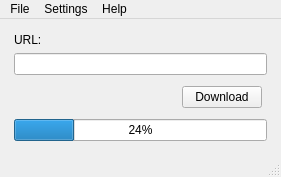
Jared-Gross/Spotify-Downloader, file UI/mainwindo.ui: the form before one commit.
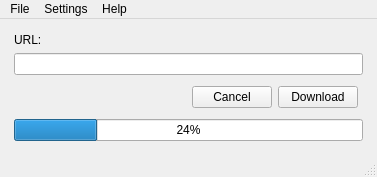
The form after the commit.

Commit message: added cancel button

The edit to the form file:
```diff
--- a/UI/mainwindo.ui
+++ b/UI/mainwindo.ui
@@ -6,7 +6,7 @@
    <rect>
     <x>0</x>
     <y>0</y>
-    <width>281</width>
+    <width>377</width>
     <height>131</height>
    </rect>
   </property>
@@ -103,6 +103,13 @@
           </property>
          </spacer>
         </item>
+        <item>
+         <widget class="QPushButton" name="btnCancel">
+          <property name="text">
+           <string>Cancel</string>
+          </property>
+         </widget>
+        </item>
         <item>
          <widget class="QPushButton" name="btnDownload">
           <property name="maximumSize">
@@ -134,7 +141,7 @@
     <rect>
      <x>0</x>
      <y>0</y>
-     <width>281</width>
+     <width>377</width>
      <height>21</height>
     </rect>
    </property>
```
